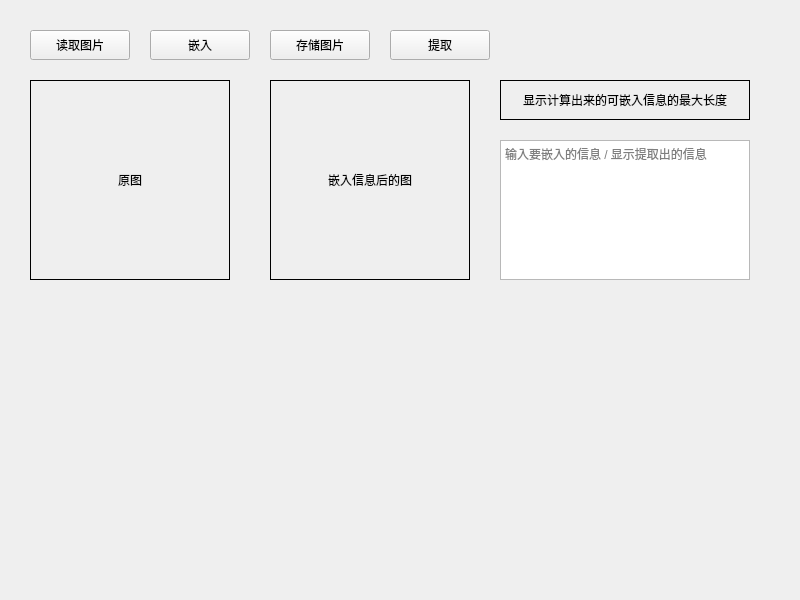
First picture: the form in mainwindow.ui, repository Zoransy/ld-security, before the edit.
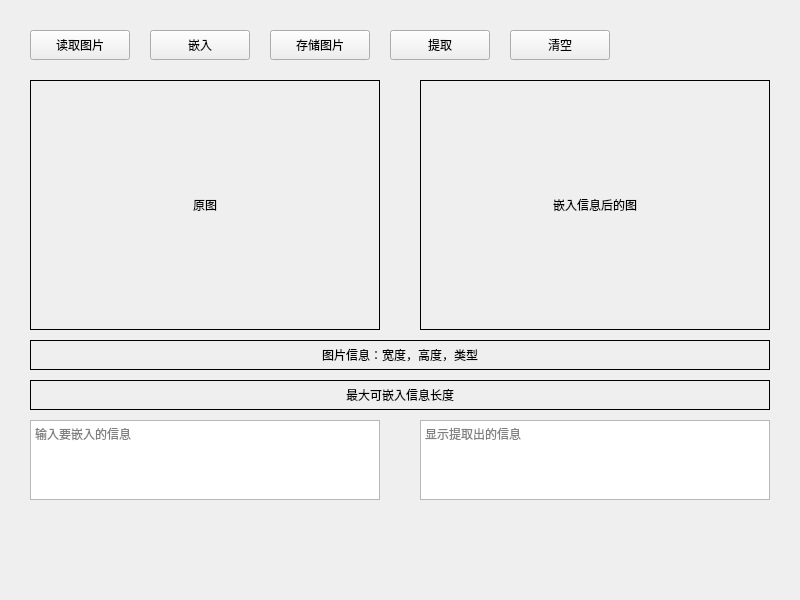
Second picture: the form after the edit.

```diff
--- a/mainwindow.ui
+++ b/mainwindow.ui
@@ -66,13 +66,26 @@
      <string>提取</string>
     </property>
    </widget>
+   <widget class="QPushButton" name="clearButton">
+    <property name="geometry">
+     <rect>
+      <x>510</x>
+      <y>30</y>
+      <width>100</width>
+      <height>30</height>
+     </rect>
+    </property>
+    <property name="text">
+     <string>清空</string>
+    </property>
+   </widget>
    <widget class="QLabel" name="originalImageLabel">
     <property name="geometry">
      <rect>
       <x>30</x>
       <y>80</y>
-      <width>200</width>
-      <height>200</height>
+      <width>350</width>
+      <height>250</height>
      </rect>
     </property>
     <property name="text">
@@ -88,10 +101,10 @@
    <widget class="QLabel" name="modifiedImageLabel">
     <property name="geometry">
      <rect>
-      <x>270</x>
+      <x>420</x>
       <y>80</y>
-      <width>200</width>
-      <height>200</height>
+      <width>350</width>
+      <height>250</height>
      </rect>
     </property>
     <property name="text">
@@ -104,17 +117,36 @@
      <enum>QFrame::Box</enum>
     </property>
    </widget>
+   <widget class="QLabel" name="imageInfoLabel">
+    <property name="geometry">
+     <rect>
+      <x>30</x>
+      <y>340</y>
+      <width>740</width>
+      <height>30</height>
+     </rect>
+    </property>
+    <property name="text">
+     <string>图片信息：宽度，高度，类型</string>
+    </property>
+    <property name="alignment">
+     <set>Qt::AlignCenter</set>
+    </property>
+    <property name="frameShape">
+     <enum>QFrame::Box</enum>
+    </property>
+   </widget>
    <widget class="QLabel" name="maxLengthLabel">
     <property name="geometry">
      <rect>
-      <x>500</x>
-      <y>80</y>
-      <width>250</width>
-      <height>40</height>
+      <x>30</x>
+      <y>380</y>
+      <width>740</width>
+      <height>30</height>
      </rect>
     </property>
     <property name="text">
-     <string>显示计算出来的可嵌入信息的最大长度</string>
+     <string>最大可嵌入信息长度</string>
     </property>
     <property name="alignment">
      <set>Qt::AlignCenter</set>
@@ -126,14 +158,30 @@
    <widget class="QTextEdit" name="messageTextEdit">
     <property name="geometry">
      <rect>
-      <x>500</x>
-      <y>140</y>
-      <width>250</width>
-      <height>140</height>
+      <x>30</x>
+      <y>420</y>
+      <width>350</width>
+      <height>80</height>
      </rect>
     </property>
     <property name="placeholderText">
-     <string>输入要嵌入的信息 / 显示提取出的信息</string>
+     <string>输入要嵌入的信息</string>
+    </property>
+   </widget>
+   <widget class="QTextEdit" name="extractedMessageTextEdit">
+    <property name="geometry">
+     <rect>
+      <x>420</x>
+      <y>420</y>
+      <width>350</width>
+      <height>80</height>
+     </rect>
+    </property>
+    <property name="readOnly">
+     <bool>true</bool>
+    </property>
+    <property name="placeholderText">
+     <string>显示提取出的信息</string>
     </property>
    </widget>
   </widget>
```
Left out of the diff: 1 changed line with no effect on the pictures.
